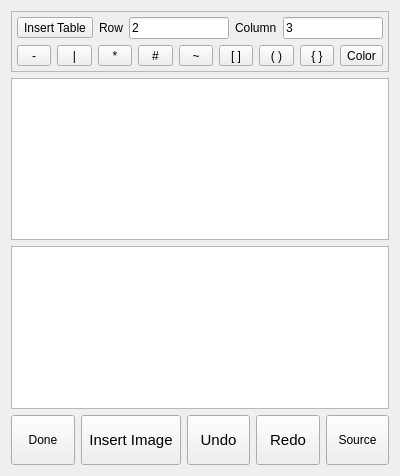
ic005k/Knot-Legacy, file src/dlgMemos.ui: the form before one commit.
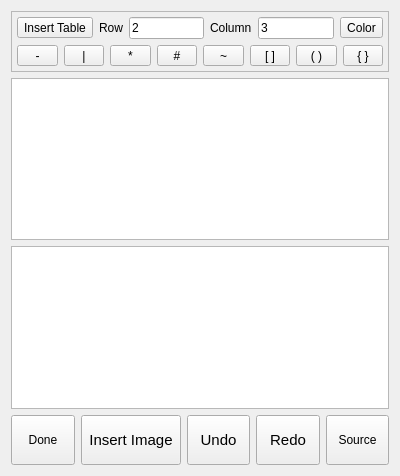
The form after the commit. Icons and pictures are not drawn.

Commit message: Optimized memo

Patch:
```diff
--- a/src/dlgMemos.ui
+++ b/src/dlgMemos.ui
@@ -84,6 +84,19 @@
           </property>
          </widget>
         </item>
+        <item>
+         <widget class="QToolButton" name="btnColor">
+          <property name="sizePolicy">
+           <sizepolicy hsizetype="Preferred" vsizetype="Fixed">
+            <horstretch>0</horstretch>
+            <verstretch>0</verstretch>
+           </sizepolicy>
+          </property>
+          <property name="text">
+           <string>Color</string>
+          </property>
+         </widget>
+        </item>
        </layout>
       </item>
       <item>
@@ -192,19 +205,6 @@
           </property>
          </widget>
         </item>
-        <item>
-         <widget class="QToolButton" name="btnColor">
-          <property name="sizePolicy">
-           <sizepolicy hsizetype="Preferred" vsizetype="Fixed">
-            <horstretch>0</horstretch>
-            <verstretch>0</verstretch>
-           </sizepolicy>
-          </property>
-          <property name="text">
-           <string>Color</string>
-          </property>
-         </widget>
-        </item>
        </layout>
       </item>
      </layout>
```
The commit also changes 2 other files.
